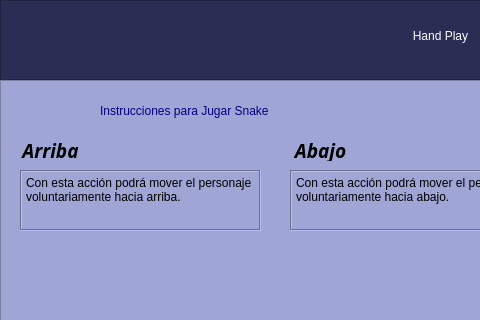
Above: GUI/ISnake.ui from Rainherz/Hand-Play before the change; both pictures show x 0 to 480 and y 0 to 320 of the 886 by 760 pixel window. Below: the same form after it.
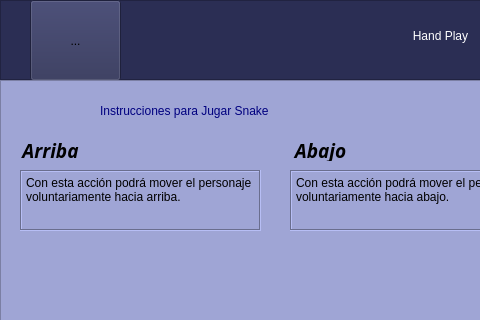
That is the form after the change. Icons and pictures are not drawn.

Diff of the .ui file:
```diff
--- a/GUI/ISnake.ui
+++ b/GUI/ISnake.ui
@@ -53,6 +53,41 @@
       <set>Qt::AlignCenter</set>
      </property>
     </widget>
+    <widget class="QToolButton" name="toolButton">
+     <property name="enabled">
+      <bool>true</bool>
+     </property>
+     <property name="geometry">
+      <rect>
+       <x>30</x>
+       <y>0</y>
+       <width>91</width>
+       <height>81</height>
+      </rect>
+     </property>
+     <property name="font">
+      <font>
+       <stylestrategy>PreferDefault</stylestrategy>
+       <kerning>true</kerning>
+      </font>
+     </property>
+     <property name="layoutDirection">
+      <enum>Qt::LeftToRight</enum>
+     </property>
+     <property name="text">
+      <string>...</string>
+     </property>
+     <property name="icon">
+      <iconset>
+       <normaloff>../img/logo.png</normaloff>../img/logo.png</iconset>
+     </property>
+     <property name="iconSize">
+      <size>
+       <width>160</width>
+       <height>160</height>
+      </size>
+     </property>
+    </widget>
    </widget>
    <widget class="QFrame" name="Videojuegos">
     <property name="geometry">
```
